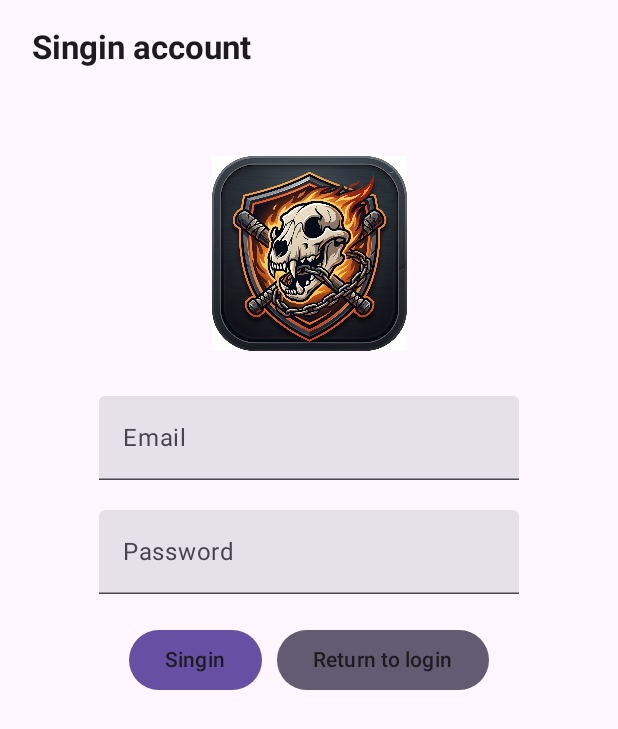
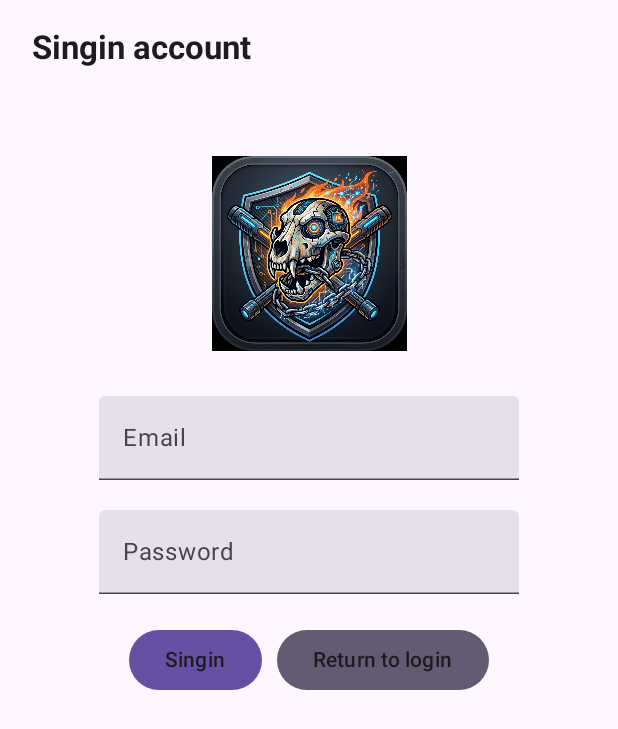
Before and after one commit to abel622215610-source/JuggerML_IA, an Android app built with Jetpack Compose: the Register screen opened through its navigation route, on a phone screen of 412 x 824 dp. Shown: the top 729 px of the screen. Run offline under Robolectric (Android 15) with nearby library versions, the phone set to English and light mode, and no system bars; our stand-ins replace Firebase (no records; nobody signed in at launch, a user with empty details on screens opened directly).

Commit message:
Cambio de logo y nombre de app (v1.2)

```diff
--- a/Código_App/JuggerML_IA_GENERATIVA/app/build.gradle.kts
+++ b/Código_App/JuggerML_IA_GENERATIVA/app/build.gradle.kts
@@ -15,7 +15,7 @@ android {
         minSdk = 24
         targetSdk = 37
         versionCode = 1
-        versionName = "1.1"
+        versionName = "1.2"
 
         testInstrumentationRunner = "androidx.test.runner.AndroidJUnitRunner"
     }
--- a/Código_App/JuggerML_IA_GENERATIVA/app/src/main/AndroidManifest.xml
+++ b/Código_App/JuggerML_IA_GENERATIVA/app/src/main/AndroidManifest.xml
@@ -6,9 +6,9 @@
         android:allowBackup="true"
         android:dataExtractionRules="@xml/data_extraction_rules"
         android:fullBackupContent="@xml/backup_rules"
-        android:icon="@drawable/icono_juggerml"
+        android:icon="@drawable/icono_juggermlia"
         android:label="@string/app_name"
-        android:roundIcon="@drawable/icono_juggerml"
+        android:roundIcon="@drawable/icono_juggermlia"
         android:supportsRtl="true"
         android:theme="@style/Theme.JuggerML_IA_GENERATIVA">
         <activity
--- a/Código_App/JuggerML_IA_GENERATIVA/app/src/main/java/ui/screens/LoginScreen.kt
+++ b/Código_App/JuggerML_IA_GENERATIVA/app/src/main/java/ui/screens/LoginScreen.kt
@@ -58,7 +58,7 @@ fun LoginScreen(
         ) {
             Spacer(Modifier.height(40.dp))
             Image(
-                painterResource(R.drawable.icono_juggerml),
+                painterResource(R.drawable.icono_juggermlia),
                 contentDescription = "icono app",
                 modifier = Modifier.size(130.dp)
             )
--- a/Código_App/JuggerML_IA_GENERATIVA/app/src/main/java/ui/screens/RegisterScreen.kt
+++ b/Código_App/JuggerML_IA_GENERATIVA/app/src/main/java/ui/screens/RegisterScreen.kt
@@ -52,7 +52,7 @@ fun RegisterScreen(
         ) {
             Spacer(Modifier.height(40.dp))
             Image(
-                painterResource(R.drawable.icono_juggerml),
+                painterResource(R.drawable.icono_juggermlia),
                 contentDescription = "icono app",
                 modifier = Modifier.size(130.dp)
             )
--- a/Código_App/JuggerML_IA_GENERATIVA/app/src/main/res/values/strings.xml
+++ b/Código_App/JuggerML_IA_GENERATIVA/app/src/main/res/values/strings.xml
@@ -1,6 +1,6 @@
 <?xml version="1.0" encoding="utf-8"?>
 <resources>
-    <string name="app_name">JuggerMLIA</string>
+    <string name="app_name">JuggerML_IA</string>
     <string name="titulo_LoginScreen">Login</string>
     <string name="titulo_HomeScreen">Home</string>
     <string name="titulo_SettingsScreen">Settings</string>
```
Also changed, not shown: Código_App/JuggerML_IA_GENERATIVA/app/src/main/res/drawable/icono_juggerml.png (deleted), Código_App/JuggerML_IA_GENERATIVA/app/src/main/res/drawable/icono_juggermlia.jpeg (added), 1 other file.
